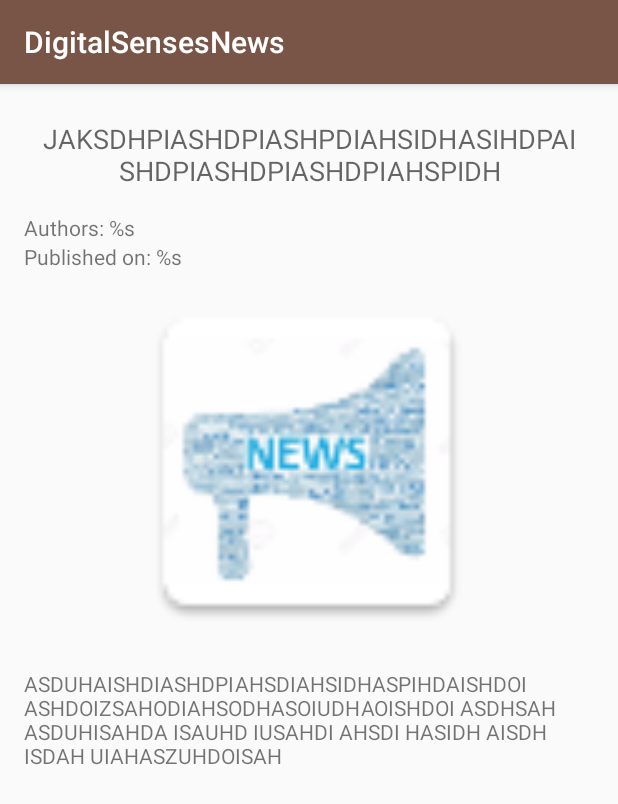
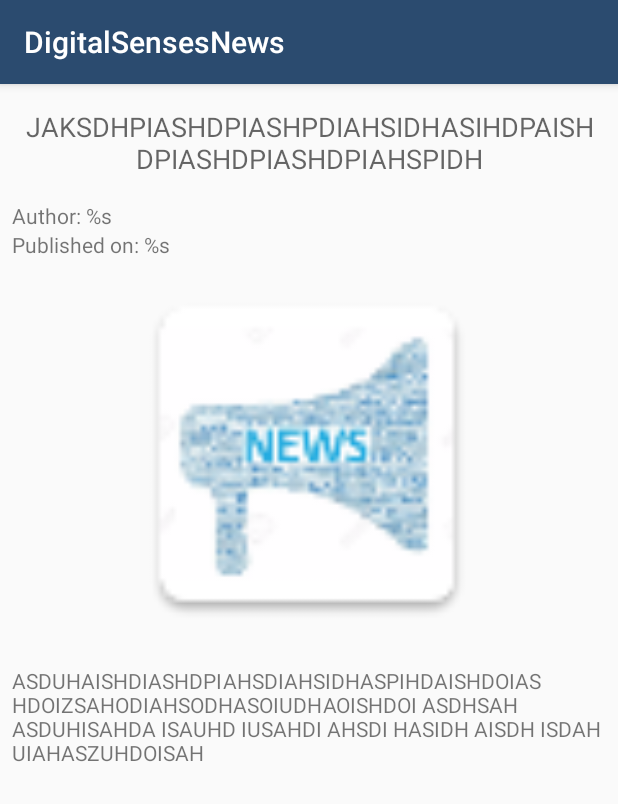
Before and after one commit to CaueP/DigitalSensesNews, an Android app: the fragment FragmentNews placed in its activity, on a phone screen of 412 x 824 dp. Shown: the top 804 px of the screen. Run offline under Robolectric (Android 15) with nearby library versions, the phone set to English and light mode, and no system bars; pictures from the network do not load; 1 statement that could not run was skipped.

Commit message:
Adjustes on Layout FragmentNews

```diff
--- a/app/src/main/java/com/cauep/digitalsensesnews/MainActivity.java
+++ b/app/src/main/java/com/cauep/digitalsensesnews/MainActivity.java
@@ -4,6 +4,8 @@ import android.os.Bundle;
 import android.support.v4.app.Fragment;
 import android.support.v7.app.AppCompatActivity;
 import android.util.Log;
+import android.view.View;
+import android.widget.ProgressBar;
 
 import com.cauep.digitalsensesnews.fragment.FragmentCategories;
 import com.cauep.digitalsensesnews.fragment.FragmentNews;
@@ -36,6 +38,9 @@ public class MainActivity extends AppCompatActivity
     NewsService newsService = ServiceGenerator.createService(NewsService.class);
     CategoryService categoryService = ServiceGenerator.createService(CategoryService.class);
 
+    // View
+    ProgressBar mainPageProgressBar;
+
     // Data
     ArrayList<News> newsList = null;
     ArrayList<Category> categoriesList = null;
@@ -50,6 +55,10 @@ public class MainActivity extends AppCompatActivity
         Log.d(TAG, "==========A LINGUAGEM ATUAL É: " + systemLanguage);
         Log.d(TAG,"getISO3Language:  " + Locale.getDefault().getISO3Language());
         Log.d(TAG,"getDisplayLanguage:  " + Locale.getDefault().getDisplayLanguage());
+
+        mainPageProgressBar = (ProgressBar) findViewById(R.id.main_page_progressBar);
+
+        mainPageProgressBar.setVisibility(View.VISIBLE);
 
         loadCategories();
         //loadFakeNews("pt", "tech");
@@ -70,9 +79,12 @@ public class MainActivity extends AppCompatActivity
     private void loadCategories() {
         Call<ArrayList<Category>> categoriesCall = categoryService.getCategories();
 
+        mainPageProgressBar.setVisibility(View.VISIBLE);
+
         Callback<ArrayList<Category>> categoriesCallback = new Callback<ArrayList<Category>>() {
             @Override
             public void onResponse(Call<ArrayList<Category>> call, Response<ArrayList<Category>> response) {
+                mainPageProgressBar.setVisibility(View.INVISIBLE);
 
                 if (response.isSuccessful()) {
                     Log.d(TAG, "loadCategories - onResponse isSuccessful");
@@ -88,6 +100,7 @@ public class MainActivity extends AppCompatActivity
 
             @Override
             public void onFailure(Call<ArrayList<Category>> call, Throwable t) {
+                mainPageProgressBar.setVisibility(View.INVISIBLE);
                 Log.d(TAG, "loadCategories - onFailure: " + t.getMessage());
             }
         };
@@ -103,11 +116,12 @@ public class MainActivity extends AppCompatActivity
      */
     private void loadNews(String language, String category) {
         Call<ArrayList<News>> newsCall = newsService.getNews(language, category);
+        mainPageProgressBar.setVisibility(View.VISIBLE);
 
         Callback<ArrayList<News>> newsCallback = new Callback<ArrayList<News>>() {
             @Override
             public void onResponse(Call<ArrayList<News>> call, Response<ArrayList<News>> response) {
-
+                mainPageProgressBar.setVisibility(View.INVISIBLE);
                 if (response.isSuccessful()) {
                     Log.d(TAG, "loadNews - onResponse isSuccessful");
                     newsList = response.body();
@@ -122,6 +136,7 @@ public class MainActivity extends AppCompatActivity
 
             @Override
             public void onFailure(Call<ArrayList<News>> call, Throwable t) {
+                mainPageProgressBar.setVisibility(View.INVISIBLE);
                 Log.d(TAG, "loadNews - onFailure: " + t.getMessage());
             }
         };
--- a/app/src/main/res/layout/activity_main.xml
+++ b/app/src/main/res/layout/activity_main.xml
@@ -9,18 +9,29 @@
 
     <FrameLayout
         android:id="@+id/fragment_container"
-        android:layout_width="match_parent"
-        android:layout_height="match_parent"
+        android:layout_width="0dp"
+        android:layout_height="0dp"
+        app:layout_constraintBottom_toBottomOf="parent"
+        app:layout_constraintLeft_toLeftOf="parent"
+        app:layout_constraintRight_toRightOf="parent"
+        app:layout_constraintTop_toTopOf="parent">
+
+    </FrameLayout>
+
+    <ProgressBar
+        android:id="@+id/main_page_progressBar"
+        style="?android:attr/progressBarStyleLarge"
+        android:layout_width="wrap_content"
+        android:layout_height="wrap_content"
+        android:layout_centerInParent="true"
         android:layout_marginBottom="8dp"
         android:layout_marginLeft="8dp"
         android:layout_marginRight="8dp"
         android:layout_marginTop="8dp"
+        android:visibility="invisible"
+        android:contentDescription="@string/loading_content"
         app:layout_constraintBottom_toBottomOf="parent"
         app:layout_constraintLeft_toLeftOf="parent"
         app:layout_constraintRight_toRightOf="parent"
-        app:layout_constraintTop_toTopOf="parent"
-        android:layout_marginStart="8dp"
-        android:layout_marginEnd="8dp">
-
-    </FrameLayout>
+        app:layout_constraintTop_toTopOf="parent" />
 </android.support.constraint.ConstraintLayout>
--- a/app/src/main/res/layout/fragment_news.xml
+++ b/app/src/main/res/layout/fragment_news.xml
@@ -15,7 +15,6 @@
         android:text="JAKSDHPIASHDPIASHPDIAHSIDHASIHDPAISHDPIASHDPIASHDPIAHSPIDH"
         android:textAlignment="center"
         android:textAppearance="@style/TextAppearance.AppCompat.Medium"
-
         />
 
     <TextView
@@ -54,6 +53,8 @@
         android:layout_width="match_parent"
         android:layout_height="0dp"
         android:layout_weight="3"
+        android:focusable="true"
+        android:focusableInTouchMode="true"
         android:layout_margin="@dimen/default_margin"
         android:text="ASDUHAISHDIASHDPIAHSDIAHSIDHASPIHDAISHDOIASHDOIZSAHODIAHSODHASOIUDHAOISHDOI ASDHSAH ASDUHISAHDA ISAUHD IUSAHDI AHSDI HASIDH AISDH ISDAH UIAHASZUHDOISAH"
 
--- a/app/src/main/res/values/colors.xml
+++ b/app/src/main/res/values/colors.xml
@@ -1,6 +1,6 @@
 <?xml version="1.0" encoding="utf-8"?>
 <resources>
-    <color name="colorPrimary">#795548</color>
-    <color name="colorPrimaryDark">#4b2c20</color>
-    <color name="colorAccent">#90a4ae</color>
+    <color name="colorPrimary">#2B4B6F</color>
+    <color name="colorPrimaryDark">#0D083B</color>
+    <color name="colorAccent">#4F2C73</color>
 </resources>
--- a/app/src/main/res/values/strings.xml
+++ b/app/src/main/res/values/strings.xml
@@ -14,8 +14,9 @@
     <string name="categories_tech">Technology</string>
     <string name="categories_last_news">Last news</string>
 
-    <string name="news_authors">Authors: %s</string>
+    <string name="news_authors">Author: %s</string>
+    <string name="news_image_description">News image</string>
     <string name="news_publish_date">Published on: %s</string>
-    <string name="news_image_description">News top image</string>
+    <string name="loading_content">Loading content</string>
 
 </resources>
```
Also changed, not shown: app/src/main/java/com/cauep/digitalsensesnews/fragment/FragmentNews.java (+13 -5 lines), app/src/main/java/com/cauep/digitalsensesnews/fragment/FragmentNewsPager.java (+11 -11 lines), app/src/main/res/layout/fragment_news_pager.xml (+7 -5 lines), app/src/main/res/layout/item_category.xml (+7 -2 lines), 1 other file.
